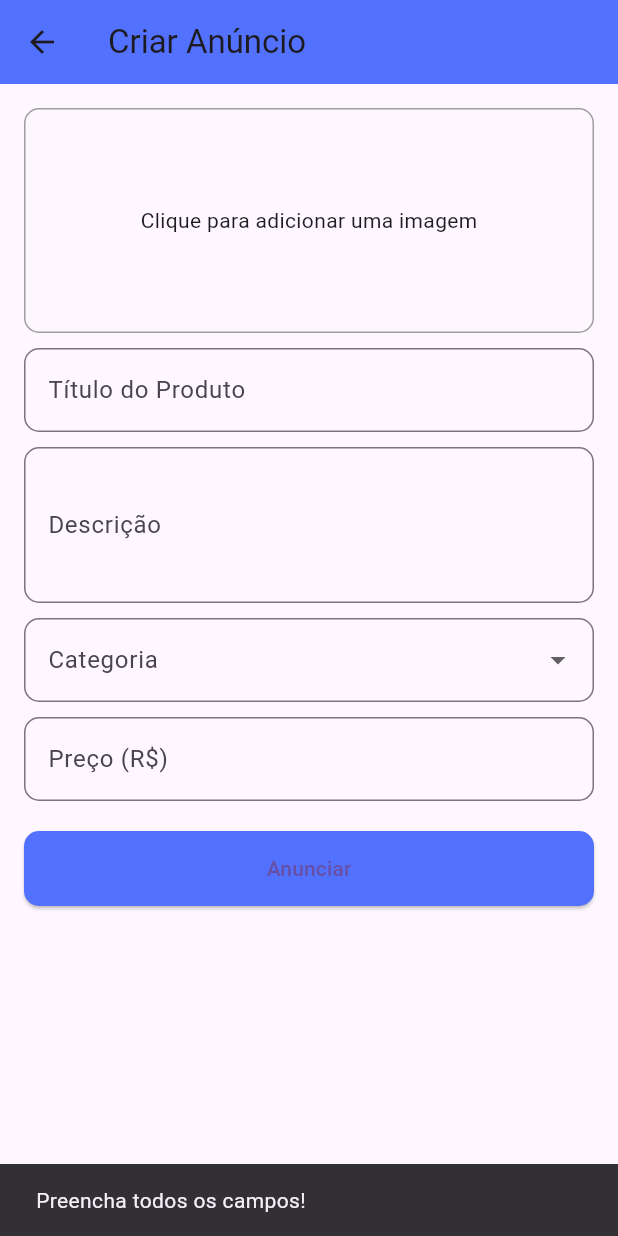
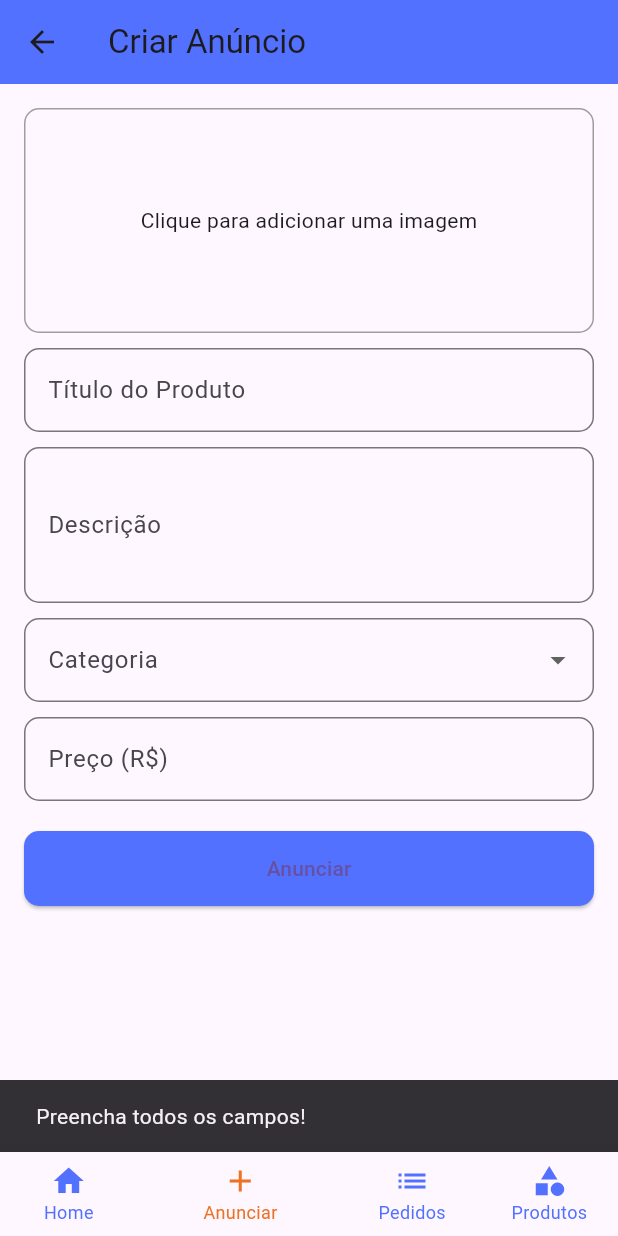
Before and after one commit to joaomanoel1532/Bit-Share, a Flutter app: the HomeScreen screen opened directly, item 2 of the bottom bar chosen, after a tap on "Anunciar", on a phone screen of 412 x 824 dp. Run offline on Flutter 3.47's test engine with Material 3 defaults, Android fonts, the phone set to English and light mode, and no system bars; our stand-ins replace cloud_firestore, firebase_auth, firebase_core, image_picker; accounts and stored records are empty.

Commit message:
criação da tela de exibição de todos os anuncios, tela de pedidos feitos, remodelagem da navbar, busca por categoria e pelo nome na barra de pesquisas OK

```diff
--- /dev/null
+++ b/lib/pages/componentes/navbar.dart
@@ -0,0 +1,70 @@
+import 'package:flutter/material.dart';
+import '../telaHome.dart';
+import '../telaCriarAnuncio.dart';
+import '../TelaAnuncios.dart';
+import '../telaPedidosFeitos.dart';
+
+class BaseScreen extends StatefulWidget {
+  final int selectedIndex;
+  final Widget child;
+
+  const BaseScreen({Key? key, required this.selectedIndex, required this.child}) : super(key: key);
+
+  @override
+  _BaseScreenState createState() => _BaseScreenState();
+}
+
+class _BaseScreenState extends State<BaseScreen> {
+  void _onItemTapped(int index) {
+    if (index == widget.selectedIndex) return; // Evita navegação desnecessária
+
+    Widget destination;
+    switch (index) {
+      case 0:
+        destination = const HomeScreen();
+        break;
+      case 1:
+        destination = const TelaCriarAnuncio();
+        break;
+      case 2:
+        destination = PedidosScreen();
+        break;
+      case 3:
+        destination = TelaProdutos();
+        break;
+      default:
+        return;
+    }
+
+    Navigator.pushReplacement(
+      context,
+      MaterialPageRoute(builder: (context) => destination),
+    );
+  }
+
+  @override
+  Widget build(BuildContext context) {
+    return Scaffold(
+      body: widget.child,
+      bottomNavigationBar: BottomNavigationBar(
+        currentIndex: widget.selectedIndex,
+        backgroundColor: Colors.white,
+        elevation: 10,
+        selectedItemColor: const Color(0xFFEE7124),
+        unselectedItemColor: const Color(0xff5271FF),
+        onTap: _onItemTapped,
+        selectedLabelStyle:
+        const TextStyle(fontSize: 12, color: Color(0xFFEE7124)),
+        unselectedLabelStyle:
+        const TextStyle(fontSize: 12, color: Color(0xff5271FF)),
+         showUnselectedLabels: true,
+        items: const [
+          BottomNavigationBarItem(icon: Icon(Icons.home), label: 'Home'),
+          BottomNavigationBarItem(icon: Icon(Icons.add), label: 'Anunciar'),
+          BottomNavigationBarItem(icon: Icon(Icons.list), label: 'Pedidos'),
+          BottomNavigationBarItem(icon: Icon(Icons.category), label: 'Produtos'),
+        ],
+      ),
+    );
+  }
+}
--- a/lib/pages/telaCriarAnuncio.dart
+++ b/lib/pages/telaCriarAnuncio.dart
@@ -1,4 +1,5 @@
 import 'dart:io';
+import 'package:bitshare/pages/componentes/navbar.dart';
 import 'package:flutter/material.dart';
 import 'package:image_picker/image_picker.dart';
 import '/services/auth_service.dart';
@@ -17,6 +18,7 @@ class _TelaCriarAnuncioState extends State<TelaCriarAnuncio> {
   final TextEditingController _precoController = TextEditingController();
   String? _categoriaSelecionada;
   bool _isLoading = false;
+  int _selectedIndex = 1;
 
   Future<void> _selecionarImagem() async {
     final ImagePicker picker = ImagePicker();
@@ -30,9 +32,15 @@ class _TelaCriarAnuncioState extends State<TelaCriarAnuncio> {
   }
 
   Future<void> _salvarAnuncio() async {
+    final user = AuthService().currentUser;
     String titulo = _tituloController.text;
     String descricao = _descricaoController.text;
     String preco = _precoController.text;
+    if (user == null){
+      ScaffoldMessenger.of(context).showSnackBar(
+        const SnackBar(content: Text('Você precisa estar logado para criar um anúncio!')),
+      );
+    }
 
     if (titulo.isEmpty || descricao.isEmpty || preco.isEmpty || _categoriaSelecionada == null || _image == null) {
       ScaffoldMessenger.of(context).showSnackBar(
@@ -67,7 +75,8 @@ class _TelaCriarAnuncioState extends State<TelaCriarAnuncio> {
 
   @override
   Widget build(BuildContext context) {
-    return Scaffold(
+    return BaseScreen(selectedIndex: 1, child:
+    Scaffold(
       appBar: AppBar(
         title: const Text('Criar Anúncio'),
         backgroundColor: const Color(0xff5271FF),
@@ -125,6 +134,7 @@ class _TelaCriarAnuncioState extends State<TelaCriarAnuncio> {
           ],
         ),
       ),
+    )
     );
   }
 
--- a/lib/pages/telaHome.dart
+++ b/lib/pages/telaHome.dart
@@ -1,8 +1,9 @@
 import 'package:cloud_firestore/cloud_firestore.dart';
 import 'package:firebase_auth/firebase_auth.dart';
 import 'package:flutter/material.dart';
-import 'telaCriarAnuncio.dart';
 import 'telaExibirAnuncio.dart';
+import 'componentes/navbar.dart';
+import 'telaAnuncios.dart';
 
 class HomeScreen extends StatefulWidget {
   const HomeScreen({Key? key}) : super(key: key);
@@ -14,16 +15,39 @@ class HomeScreen extends StatefulWidget {
 class _HomeScreenState extends State<HomeScreen> {
   final FirebaseAuth _auth = FirebaseAuth.instance;
   final FirebaseFirestore _firestore = FirebaseFirestore.instance;
+  String _pesquisa = "";
+  final TextEditingController _pesquisaController = TextEditingController();
 
   Stream<QuerySnapshot> _getAnuncios() {
     return _firestore.collection('anuncios').where('disponivel', isEqualTo: true).snapshots();
   }
 
-  Stream<QuerySnapshot> _getListaDesejos() {
-    final user = _auth.currentUser;
+  Stream<List<Map<String, dynamic>>> _getListaDesejos() {
+  final user = _auth.currentUser;
     if (user == null) return const Stream.empty();
-    return _firestore.collection('users').doc(user.uid).collection('lista_desejos').snapshots();
+
+    return _firestore.collection('users').doc(user.uid).snapshots().asyncMap((docSnapshot) async {
+      if (!docSnapshot.exists) return [];
+      List<dynamic> listaDesejos = docSnapshot.data()?['lista_desejos'] ?? [];
+      if (listaDesejos.isEmpty) return [];
+      List<Map<String, dynamic>> anuncios = [];
+
+      for (var i = 0; i < listaDesejos.length; i += 10) {
+        final batch = listaDesejos.sublist(i, i + 10 > listaDesejos.length ? listaDesejos.length : i + 10);
+        final querySnapshot = await _firestore.collection('anuncios').where(FieldPath.documentId, whereIn: batch).get();
+
+        anuncios.addAll(querySnapshot.docs.map((doc) {
+          Map<String, dynamic> data = doc.data();
+          data['id'] = doc.id;
+          return data;
+        }));
+      }
+
+      return anuncios;
+    });
   }
+
+
 
   Future<List<String>> _getCategoriasUsuario() async {
     final user = _auth.currentUser;
@@ -32,32 +56,7 @@ class _HomeScreenState extends State<HomeScreen> {
     return List<String>.from(doc.data()?['buscando'] ?? []);
   }
 
-  int _selectedIndex = 0;
 
-  void _onItemTapped(int index) {
-    setState(() {
-      _selectedIndex = index;
-    });
-    // Adicione a navegação para outras telas aqui
-    if (index == 0){
-      Navigator.push(
-        context,
-        MaterialPageRoute(builder: (context) => HomeScreen()
-      ),);
-    }
-    if (index == 1){
-      Navigator.push(
-        context,
-        MaterialPageRoute(builder: (context) => TelaCriarAnuncio()
-
-        ),
-      );
-    } else{
-      setState(() {
-        _selectedIndex = index;
-      });
-    }
-  }
   Widget _buildCategoryButton(String categoria) {
     return ElevatedButton(
       style: ElevatedButton.styleFrom(
@@ -74,7 +73,8 @@ class _HomeScreenState extends State<HomeScreen> {
 
   @override
   Widget build(BuildContext context) {
-    return Scaffold(
+    return BaseScreen(selectedIndex: 0, child:
+    Scaffold(
       backgroundColor: const Color(0xffFAFAFA),
       appBar: AppBar(
         backgroundColor: Colors.white,
@@ -82,6 +82,9 @@ class _HomeScreenState extends State<HomeScreen> {
         title: const Text('Home', style: TextStyle(color: Color(0xFF5271FF))),
         iconTheme: const IconThemeData(color: Color(0xFF5271FF)),
         actions: [
+          IconButton(onPressed: () {
+            showSearch(context: context, delegate: PesquisaProdutos());},
+            icon: const Icon(Icons.search)),
           IconButton(onPressed: () {}, icon: const Icon(Icons.notifications)),
           IconButton(onPressed: () {}, icon: const Icon(Icons.chat)),
         ],
@@ -92,6 +95,12 @@ class _HomeScreenState extends State<HomeScreen> {
           crossAxisAlignment: CrossAxisAlignment.start,
           children: [
             TextField(
+              controller: _pesquisaController,
+              onChanged: (value){
+                setState(() {
+                  _pesquisa = value;
+                });
+              },
               decoration: InputDecoration(
                 hintText: "Pesquisar produtos",
                 prefixIcon: const Icon(Icons.search),
@@ -122,7 +131,8 @@ class _HomeScreenState extends State<HomeScreen> {
                     itemCount: anuncios.length,
                     itemBuilder: (context, index) {
                       final anuncio = anuncios[index].data() as Map<String, dynamic>;
-                      return _buildProductCard(anuncio);
+                      final anuncioId = anuncios[index].id;
+                      return _buildProductCard(anuncio, anuncioId);
                     },
                   ),
                 );
@@ -132,25 +142,30 @@ class _HomeScreenState extends State<HomeScreen> {
 
             // Lista de desejos
             const Text("Lista de desejos", style: TextStyle(fontSize: 18, fontWeight: FontWeight.bold)),
-            StreamBuilder<QuerySnapshot>(
+            StreamBuilder<List<Map<String, dynamic>>>(
               stream: _getListaDesejos(),
               builder: (context, snapshot) {
-                if (!snapshot.hasData) return const CircularProgressIndicator();
-                final desejos = snapshot.data!.docs;
-                if (desejos.isEmpty) {
+                if (snapshot.connectionState == ConnectionState.waiting) {
+                  return const CircularProgressIndicator();
+                }
+
+                if (!snapshot.hasData || snapshot.data!.isEmpty) {
                   return const Padding(
                     padding: EdgeInsets.all(8.0),
                     child: Text("Sua lista de desejos está vazia.", textAlign: TextAlign.center),
                   );
                 }
+
+                final desejos = snapshot.data!;
+
                 return SizedBox(
                   height: 140,
                   child: ListView.builder(
                     scrollDirection: Axis.horizontal,
                     itemCount: desejos.length,
                     itemBuilder: (context, index) {
-                      final desejo = desejos[index].data() as Map<String, dynamic>;
-                      return _buildProductCard(desejo);
+                      final produto = desejos[index];
+                      return _buildProductCard(produto, produto['id']);
                     },
                   ),
                 );
@@ -175,40 +190,23 @@ class _HomeScreenState extends State<HomeScreen> {
           ],
         ),
       ),
-      bottomNavigationBar: BottomNavigationBar(
-        backgroundColor: Colors.white,
-        elevation: 10,
-        selectedItemColor: const Color(0xFFEE7124),
-        unselectedItemColor: const Color(0xff5271FF),
-        currentIndex: _selectedIndex,
-        onTap: _onItemTapped,
-        selectedLabelStyle: const TextStyle(
-          fontSize: 12,
-          color: Color(0xFFEE7124)),
-        unselectedLabelStyle: const TextStyle(
-          fontSize: 12,
-          color: Color(0xff5271FF)),
-        showUnselectedLabels: true,
-        items: const [
-          BottomNavigationBarItem(icon: Icon(Icons.home), label: "Home"),
-          BottomNavigationBarItem(icon: Icon(Icons.add), label: "Anunciar"),
-          BottomNavigationBarItem(icon: Icon(Icons.more_horiz), label: "Pedidos"),
-          BottomNavigationBarItem(icon: Icon(Icons.verified), label: "Anúncios"),
-        ],
-      ),
+    )
     );
   }
 
-  Widget _buildProductCard(Map<String, dynamic> produto) {
-    // Verifica se o campo 'imagem' existe e é uma URL válida
+
+  Widget _buildProductCard(Map<String, dynamic> produto, String anuncioId) {
     final String imageUrl = produto['imagem'] ?? "https://via.placeholder.com/100";
-
     // Debug: Exibe a URL da imagem no console
     print("Carregando imagem: $imageUrl");
 
     return GestureDetector(
       onTap: (){
-        Navigator.push(context, MaterialPageRoute(builder: (Context) => TelaExibicaoAnuncio(anuncio: produto)));
+        Navigator.push(
+          context,
+          MaterialPageRoute(
+            builder: (Context) => TelaExibicaoAnuncio(anuncio: produto, anuncioId: anuncioId)
+            ));
       },
         child:Padding(
         padding: const EdgeInsets.symmetric(horizontal: 8),
@@ -239,6 +237,5 @@ class _HomeScreenState extends State<HomeScreen> {
         ),
       ),
     );
-
   }
 }
--- a/lib/services/auth_service.dart
+++ b/lib/services/auth_service.dart
@@ -25,6 +25,7 @@ class AuthService {
           'buscando': [],
           'interesses': [],
           'lista_desejos': [],
+          'pedidos': [],
         });
       }
       return null; // Retorna null se não houver erro
@@ -98,6 +99,18 @@ class AuthService {
       print("Erro ao salvar respostas do onboarding: $e");
     }
   }
+  Future<void> salvarListaDesejos(String userId, String anuncioId) async {
+    try{
+      await _firestore.collection('users').doc(userId).update({
+        'lista_desejos': FieldValue.arrayUnion([anuncioId]),
+      });
+    } catch (e){
+      print('Erro ao salvar na lista de desejos: $e');
+    }
+  }
+
+  User? get currentUser => _auth.currentUser;
+
   Future<String?> salvarAnuncio({
     required String titulo,
     required String descricao,
```
Also changed, not shown: lib/pages/telaAnuncios.dart (added, +200 -0 lines), lib/pages/telaExibirAnuncio.dart (+14 -4 lines), lib/pages/telaPedidosFeitos.dart (added, +65 -0 lines).
